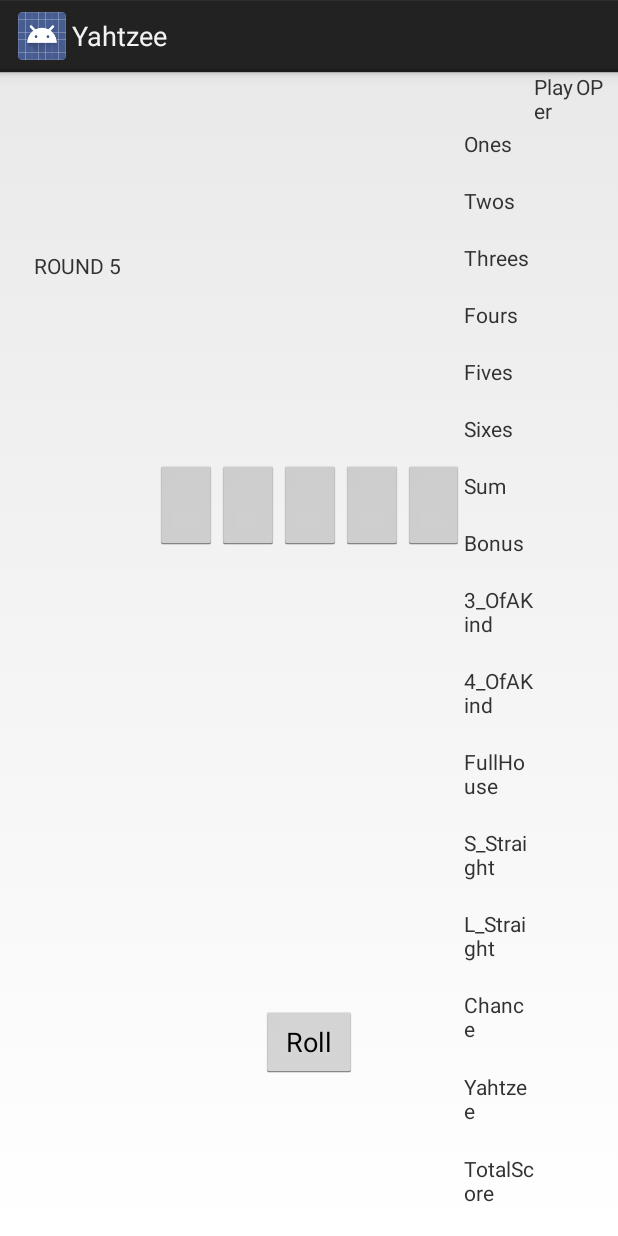
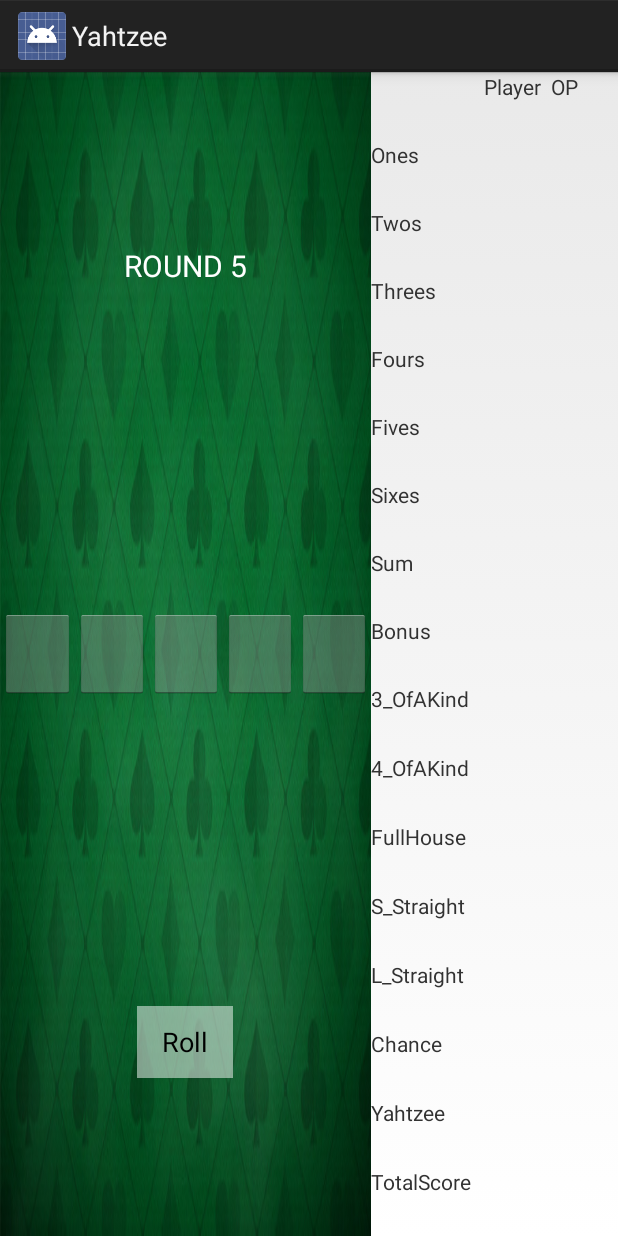
Before and after one commit to ReynHisamoto/Cs301GroupYahtzee, an Android app: the layout yahtzee_layout.xml on its own in the app's theme, with its tools: preview values and no code run, on a phone screen of 412 x 824 dp. Run offline under Robolectric (Android 15) with nearby library versions, the phone set to English and light mode, and no system bars.

Commit message:
Added Background and updated rules page

```diff
--- a/app/src/main/java/edu/up/cs301/yahtzee/YahtzeeHumanPlayer.java
+++ b/app/src/main/java/edu/up/cs301/yahtzee/YahtzeeHumanPlayer.java
@@ -132,10 +132,7 @@ public class YahtzeeHumanPlayer extends GameHumanPlayer implements OnClickListen
         } else if (button instanceof Button && button.getId() == (myActivity.findViewById(R.id.roll)).getId()) {
             YahtzeeRoll action = new YahtzeeRoll(this, playerNum);
             game.sendAction(action);
-        } else if (button.getId() == (myActivity.findViewById(R.id.button2)).getId()) {
-            //setAsGui(myActivity.findViewById());
-            Log.d("test", "help button pressed");
-       }
+        }
     }// onClick
 
     @Override
--- a/app/src/main/res/layout/yahtzee_layout.xml
+++ b/app/src/main/res/layout/yahtzee_layout.xml
@@ -6,51 +6,13 @@
     android:layout_height="match_parent"
     android:gravity="top">
 
-    <LinearLayout
+
+    <FrameLayout
         android:layout_width="match_parent"
         android:layout_height="match_parent"
-        android:layout_weight="1.5"
-        android:orientation="vertical">
+        android:background="@drawable/poker_background"
+        android:layout_weight="1">
 
-
-        <LinearLayout
-            android:layout_width="match_parent"
-            android:layout_height="match_parent"
-            android:layout_weight="1"
-            android:orientation="vertical">
-
-            <TextView
-                android:id="@+id/roundNum"
-                android:layout_width="match_parent"
-                android:layout_height="match_parent"
-                android:gravity="center"
-                android:text="ROUND 5" />
-        </LinearLayout>
-
-        <LinearLayout
-            android:layout_width="match_parent"
-            android:layout_height="match_parent"
-            android:layout_weight="1"
-            android:orientation="vertical"></LinearLayout>
-
-        <LinearLayout
-            android:layout_width="match_parent"
-            android:layout_height="match_parent"
-            android:layout_weight="1"
-            android:gravity="center"
-            android:orientation="vertical">
-
-            <Button
-                android:id="@+id/button2"
-                android:layout_width="wrap_content"
-                android:layout_height="wrap_content"
-                android:gravity="center"
-                android:text="How To Play"
-                android:visibility="invisible" />
-
-
-        </LinearLayout>
-    </LinearLayout>
 
         <LinearLayout
             android:layout_width="match_parent"
@@ -63,13 +25,24 @@
                 android:layout_width="match_parent"
                 android:layout_height="match_parent"
                 android:layout_weight="1"
+
                 android:orientation="vertical">
 
                 <LinearLayout
                     android:layout_width="match_parent"
                     android:layout_height="match_parent"
-                android:layout_weight="1"
-                android:orientation="horizontal"/>
+                    android:background="#00F9FAF9"
+                    android:orientation="horizontal">
+
+                    <TextView
+                        android:id="@+id/roundNum"
+                        android:layout_width="match_parent"
+                        android:layout_height="match_parent"
+                        android:gravity="center"
+                        android:text="ROUND 5"
+                        android:textColor="#FFFFFF"
+                        android:textSize="20sp" />
+                </LinearLayout>
 
                 <LinearLayout
                     android:layout_width="match_parent"
@@ -96,12 +69,15 @@
                     android:layout_width="match_parent"
                     android:layout_height="match_parent"
                     android:layout_weight="1"
-                android:orientation="horizontal">
+                    android:orientation="horizontal"
+                    android:visibility="visible">
 
                     <ImageButton
                         android:id="@+id/Dice1"
                         android:layout_width="match_parent"
-                    android:layout_height="60dp" />
+                        android:layout_height="60dp"
+                        android:layout_gravity="center"
+                        android:visibility="visible" />
                 </LinearLayout>
 
                 <LinearLayout
@@ -113,7 +89,8 @@
                     <ImageButton
                         android:id="@+id/Dice2"
                         android:layout_width="match_parent"
-                    android:layout_height="60dp" />
+                        android:layout_height="60dp"
+                        android:layout_gravity="center" />
                 </LinearLayout>
 
                 <LinearLayout
@@ -126,6 +103,7 @@
                         android:id="@+id/Dice3"
                         android:layout_width="wrap_content"
                         android:layout_height="60dp"
+                        android:layout_gravity="center"
                         android:layout_weight="1" />
                 </LinearLayout>
 
@@ -138,7 +116,8 @@
                     <ImageButton
                         android:id="@+id/Dice4"
                         android:layout_width="match_parent"
-                    android:layout_height="60dp" />
+                        android:layout_height="60dp"
+                        android:layout_gravity="center" />
                 </LinearLayout>
 
                 <LinearLayout
@@ -150,7 +129,8 @@
                     <ImageButton
                         android:id="@+id/Dice5"
                         android:layout_width="match_parent"
-                    android:layout_height="60dp" />
+                        android:layout_height="60dp"
+                        android:layout_gravity="center" />
                 </LinearLayout>
 
             </LinearLayout>
@@ -159,12 +139,20 @@
                 android:layout_width="match_parent"
                 android:layout_height="match_parent"
                 android:layout_weight="1"
+
                 android:gravity="center"
                 android:orientation="vertical">
+
+                <FrameLayout
+                    android:layout_width="match_parent"
+                    android:layout_height="match_parent"
+                    android:foregroundGravity="bottom">
+
 
                     <LinearLayout
                         android:layout_width="match_parent"
                         android:layout_height="match_parent"
+                        android:background="#00236E03"
                         android:gravity="center"
                         android:orientation="horizontal">
 
@@ -172,13 +160,16 @@
                             android:id="@+id/roll"
                             android:layout_width="wrap_content"
                             android:layout_height="wrap_content"
+                            android:background="#80FFFFFF"
                             android:gravity="center|center_vertical"
                             android:text="Roll" />
 
                     </LinearLayout>
+                </FrameLayout>
 
             </LinearLayout>
         </LinearLayout>
+    </FrameLayout>
 
     <LinearLayout
         android:id="@+id/scoreLayout"
@@ -550,4 +541,5 @@
         </LinearLayout>
     </LinearLayout>
 
+
 </LinearLayout>
```
Also changed, not shown: app/src/main/java/edu/up/cs301/yahtzee/YahtzeeLocalGame.java (+7 -1 lines), app/src/main/res/layout/how_to_play.xml (+105 -4 lines), app/src/main/res/drawable/poker_background.jpg (added), 7 other files. Lines whose indentation alone changed are shown as unchanged.
